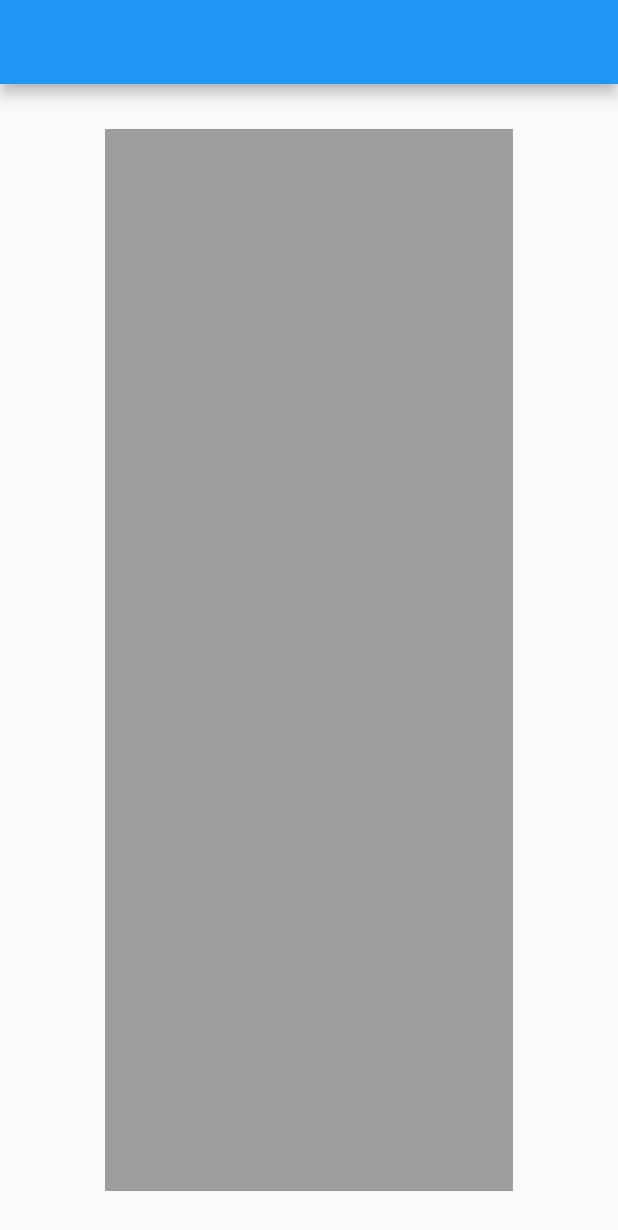
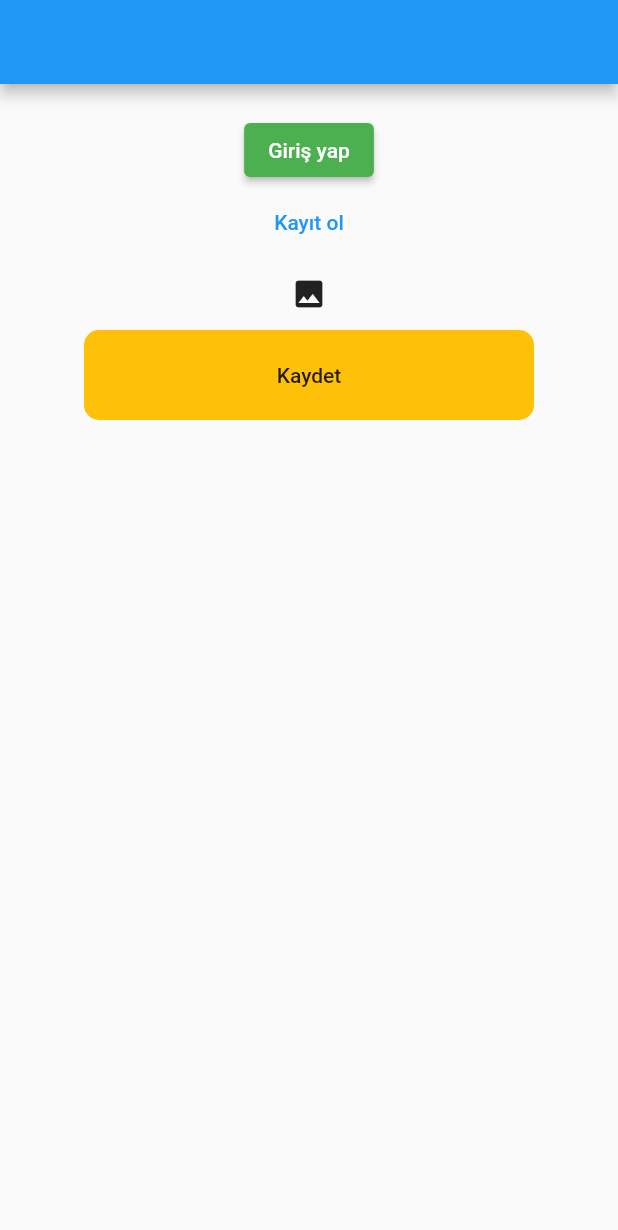
Before and after one commit to berkaycobanbas/Flutter-application, a Flutter app: the screen it shows after launch, on a phone screen of 412 x 824 dp. Shown: the top 1230 px of the screen. Run offline on Flutter 3.47's test engine with Material 2 defaults, Android fonts, the phone set to English and light mode, and no system bars.

Commit message:
Add buttons

```diff
--- a/flutter_application/lib/main.dart
+++ b/flutter_application/lib/main.dart
@@ -1,6 +1,8 @@
 import 'package:flutter/material.dart';
+import 'package:flutter_application/pages/buttons_example.dart';
 import 'package:flutter_application/pages/column_example.dart';
 import 'package:flutter_application/pages/container_example.dart';
+import 'package:flutter_application/pages/listview_example.dart';
 import 'package:flutter_application/pages/padding_example.dart';
 import 'package:flutter_application/pages/row_example.dart';
 //widget'ların hepsi material kütüphanesinden gelir
@@ -8,7 +10,7 @@ import 'package:flutter_application/pages/row_example.dart';
 // main, her zaman olmak zorundadır!
 void main() {
   // runApp, uygulamayı ayağa kaldırır
-  runApp(const PaddingExample());
+  runApp(const ButtonsExample());
   // MyApp sınıfını çağırır
 }
 
--- /dev/null
+++ b/flutter_application/lib/pages/buttons_example.dart
@@ -0,0 +1,69 @@
+import 'package:flutter/material.dart';
+
+class ButtonsExample extends StatelessWidget {
+  const ButtonsExample({Key? key}) : super(key: key);
+
+  @override
+  Widget build(BuildContext context) {
+    return MaterialApp(
+      home: Scaffold(
+        appBar: AppBar(),
+        body: Padding(
+          padding: const EdgeInsets.all(20.0),
+          child: Center(
+            child: Column(
+              crossAxisAlignment: CrossAxisAlignment.center,
+              children: [
+                //Klasik kullanılan butonlardan birisi
+                ElevatedButton(
+                  onPressed: () {
+                    print("Elevated Button");
+                  },
+                  child: const Text("Giriş yap"),
+                  //ElevatedButton özelleştirmesi için style parametresi kullanılır
+                  style: ElevatedButton.styleFrom(
+                    primary: Colors
+                        .green, //primary, secondary gibi parametreler renklerde kullanılıyor
+                  ),
+                ),
+                //
+                TextButton(
+                  onPressed: () {
+                    print("Text Button");
+                  },
+                  child: const Text("Kayıt ol"),
+                ),
+                //
+                IconButton(
+                  onPressed: () {
+                    print("Icon button");
+                  },
+                  icon: const Icon(
+                    Icons.image,
+                  ),
+                ),
+                //
+                MaterialButton(
+                  onPressed: () {
+                    print("Material button");
+                  },
+                  child: Container(
+                    height: 60,
+                    width: 300,
+                    decoration: BoxDecoration(
+                      color: Colors.amber,
+                      borderRadius: BorderRadius.circular(10),
+                    ),
+                    child: const Center(
+                      child: Text("Kaydet"),
+                    ),
+                  ),
+                )
+              ],
+            ),
+          ),
+        ),
+      ),
+    );
+  }
+}
```
